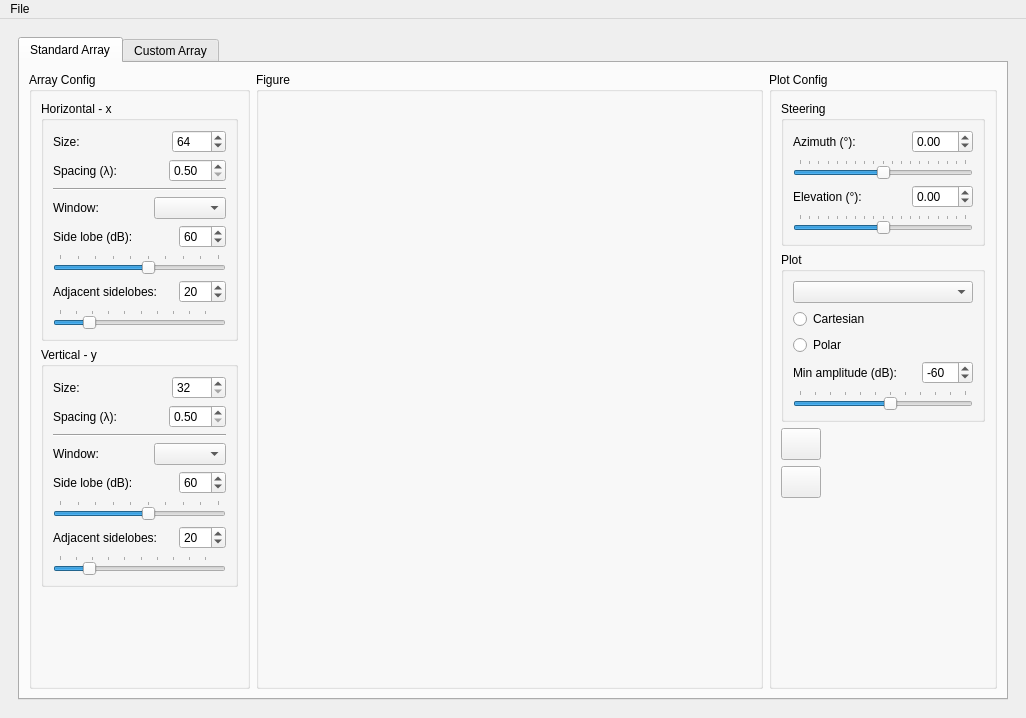
Before: the Qt Designer form ui_array_analysis.ui in rookiepeng/antenna-array-analysis, drawn with Qt 5.
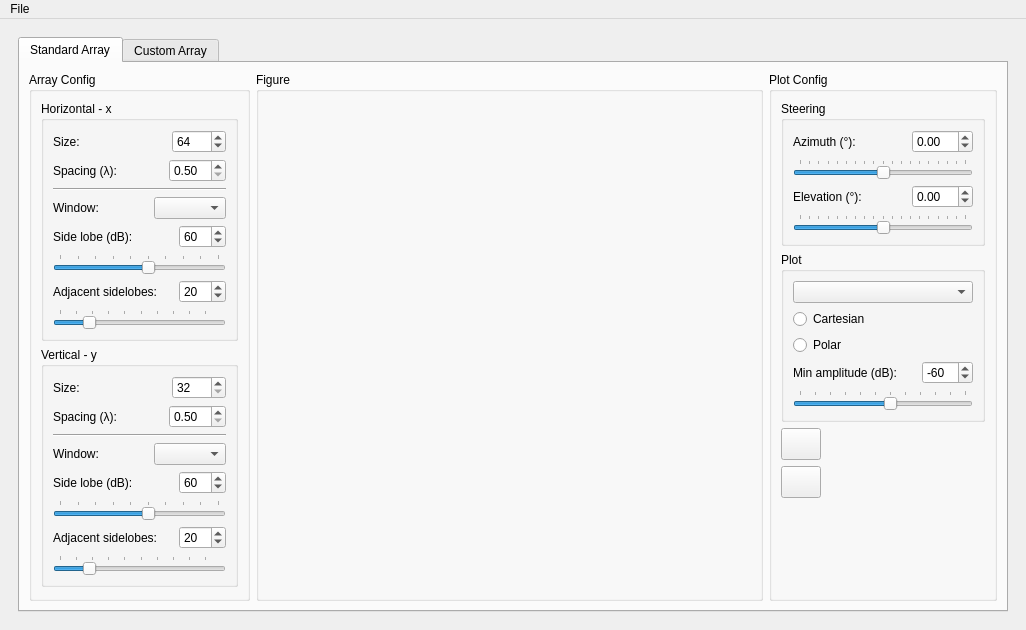
After: the same form once the commit is applied. Icons and pictures are not drawn.

Diff of the .ui file:
```diff
--- a/ui_array_analysis.ui
+++ b/ui_array_analysis.ui
@@ -7,7 +7,7 @@
     <x>0</x>
     <y>0</y>
     <width>1026</width>
-    <height>718</height>
+    <height>628</height>
    </rect>
   </property>
   <property name="windowTitle">
```
Left out of the diff: 13 changed lines with no effect on the pictures.
